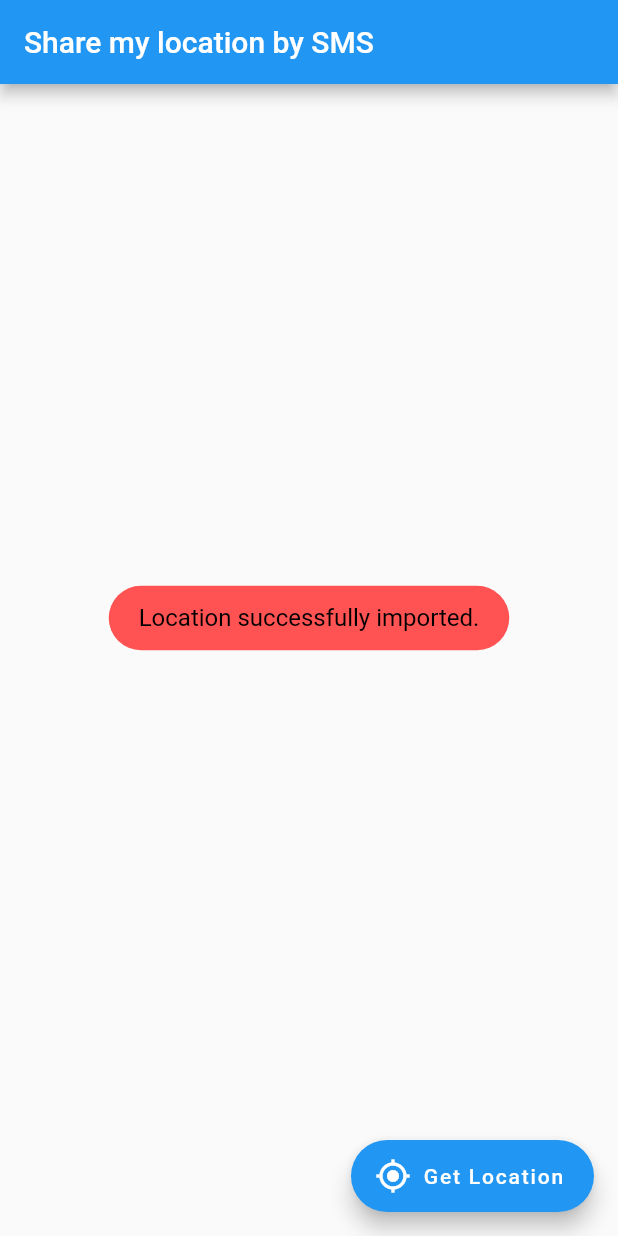
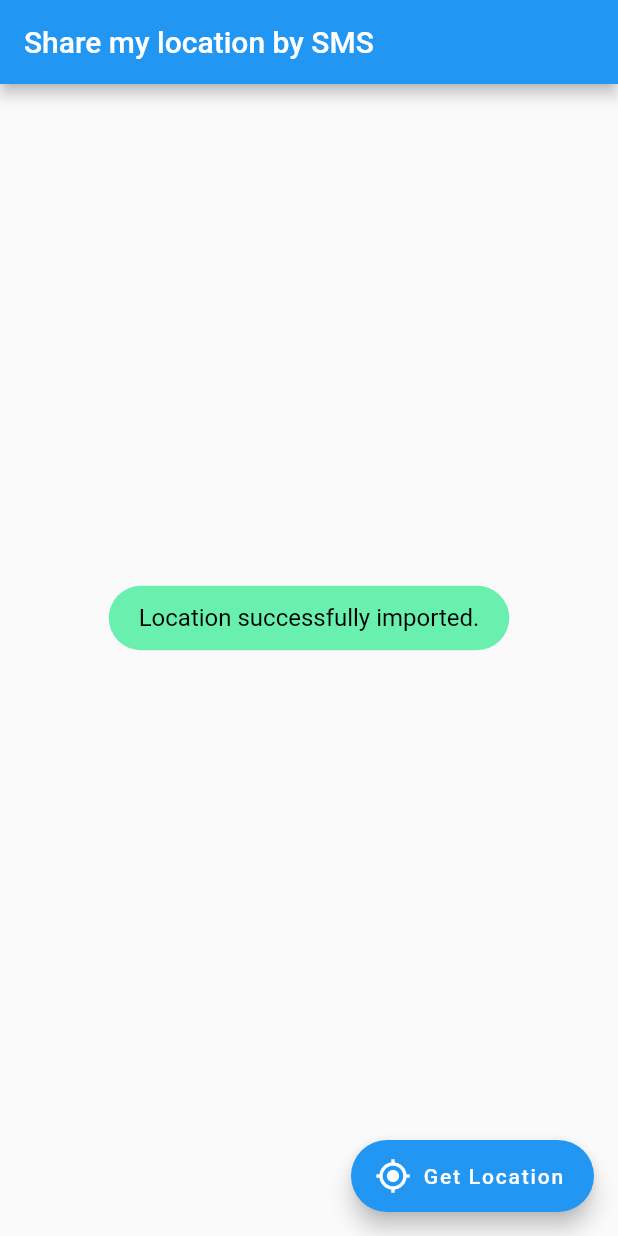
Before and after one commit to thekalafat/sending_location, a Flutter app: the screen it shows after launch, after a tap on "Get Location", on a phone screen of 412 x 824 dp. Run offline on Flutter 3.47's test engine with Material 2 defaults, Android fonts, the phone set to English and light mode, and no system bars; our stand-ins replace contacts_service, fluttertoast, geolocator, splashscreen; missing offline and left inert: flutter_sms.

Commit message:
toast message rengi değişti

```diff
--- a/lib/location.dart
+++ b/lib/location.dart
@@ -16,9 +16,5 @@ class Location{
     }catch(e){
       print(e);
     }
-
-
   }
-
-
 }
--- a/lib/screens/contacts_screen.dart
+++ b/lib/screens/contacts_screen.dart
@@ -22,7 +22,7 @@ class _contacts_screenState extends State<contacts_screen> {
         toastLength: Toast.LENGTH_SHORT,
         gravity: ToastGravity.CENTER,
         timeInSecForIos: 1,
-        backgroundColor: Colors.redAccent,
+        backgroundColor: Colors.greenAccent,
         textColor: Colors.black,
         fontSize: 16.0
     );
@@ -93,7 +93,7 @@ class _contacts_screenState extends State<contacts_screen> {
                 }
                 else{
                   Fluttertoast.showToast(
-                      msg: "Could not get location information",
+                      msg: "Could not get location information.",
                       toastLength: Toast.LENGTH_SHORT,
                       gravity: ToastGravity.CENTER,
                       timeInSecForIos: 1,
--- a/lib/screens/launcher_screen.dart
+++ b/lib/screens/launcher_screen.dart
@@ -6,7 +6,7 @@ class LauncherScreen extends StatefulWidget {
   @override
   _LauncherScreenState createState() => new _LauncherScreenState();
 }
-
+//program açılırken giriş ekranı yaratmak için flutter'ın splash screen kütüphanesini kullandık
 class _LauncherScreenState extends State<LauncherScreen> {
   @override
   Widget build(BuildContext context) {
@@ -17,7 +17,8 @@ class _LauncherScreenState extends State<LauncherScreen> {
           style: new TextStyle(
               fontWeight: FontWeight.bold,
               fontSize: 20.0
-          ),),
+          ),
+        ),
         image: new Image.asset('images/location.png'),
         backgroundColor: Colors.white,
         styleTextUnderTheLoader: new TextStyle(),
--- a/lib/screens/sending_sms.dart
+++ b/lib/screens/sending_sms.dart
@@ -1,6 +1,5 @@
 import 'package:contacts_service/contacts_service.dart';
 import 'package:flutter/material.dart';
-import 'package:fluttertoast/fluttertoast.dart';
 import 'package:sending_location/components/ItemsTile.dart';
 import 'package:sending_location/components/TextCard.dart';
 import 'package:flutter_sms/flutter_sms.dart';
```
